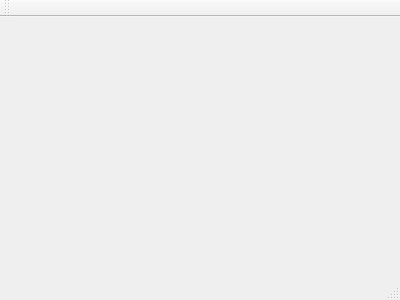
Old version of the form GUI/mainwindow.ui in the repository balsini/SmartBluetoothOven.
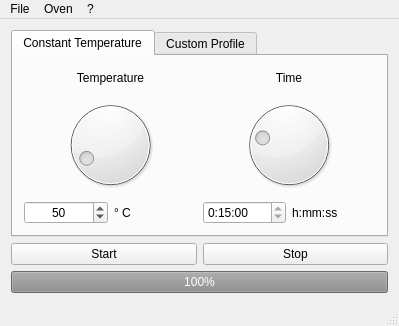
New version of the form.

Commit message: Completed Constant Temperature Layout

What changed in the file:
```diff
--- a/GUI/mainwindow.ui
+++ b/GUI/mainwindow.ui
@@ -1,24 +1,237 @@
 <ui version="4.0">
  <class>MainWindow</class>
- <widget class="QMainWindow" name="MainWindow" >
-  <property name="geometry" >
+ <widget class="QMainWindow" name="MainWindow">
+  <property name="geometry">
    <rect>
     <x>0</x>
     <y>0</y>
-    <width>400</width>
-    <height>300</height>
+    <width>399</width>
+    <height>326</height>
    </rect>
   </property>
   <property name="windowTitle" >
    <string>MainWindow</string>
   </property>
-  <widget class="QMenuBar" name="menuBar" />
-  <widget class="QToolBar" name="mainToolBar" />
-  <widget class="QWidget" name="centralWidget" />
-  <widget class="QStatusBar" name="statusBar" />
+  <widget class="QWidget" name="centralWidget">
+   <layout class="QGridLayout" name="gridLayout">
+    <item row="2" column="0">
+     <widget class="QProgressBar" name="progressBar">
+      <property name="enabled">
+       <bool>false</bool>
+      </property>
+      <property name="value">
+       <number>100</number>
+      </property>
+     </widget>
+    </item>
+    <item row="0" column="0">
+     <widget class="QTabWidget" name="tabWidget">
+      <property name="currentIndex">
+       <number>0</number>
+      </property>
+      <widget class="QWidget" name="tab">
+       <attribute name="title">
+        <string>Constant Temperature</string>
+       </attribute>
+       <layout class="QVBoxLayout" name="verticalLayout_3">
+        <item>
+         <layout class="QHBoxLayout" name="horizontalLayout_4">
+          <item>
+           <layout class="QVBoxLayout" name="verticalLayout">
+            <item>
+             <widget class="QLabel" name="label">
+              <property name="text">
+               <string>Temperature</string>
+              </property>
+              <property name="alignment">
+               <set>Qt::AlignCenter</set>
+              </property>
+             </widget>
+            </item>
+            <item>
+             <widget class="QDial" name="dial">
+              <property name="minimum">
+               <number>25</number>
+              </property>
+              <property name="maximum">
+               <number>270</number>
+              </property>
+              <property name="value">
+               <number>50</number>
+              </property>
+             </widget>
+            </item>
+            <item>
+             <layout class="QHBoxLayout" name="horizontalLayout">
+              <item>
+               <widget class="QSpinBox" name="spinBox">
+                <property name="alignment">
+                 <set>Qt::AlignCenter</set>
+                </property>
+                <property name="minimum">
+                 <number>25</number>
+                </property>
+                <property name="maximum">
+                 <number>270</number>
+                </property>
+                <property name="value">
+                 <number>50</number>
+                </property>
+               </widget>
+              </item>
+              <item>
+               <widget class="QLabel" name="label_3">
+                <property name="text">
+                 <string>° C</string>
+                </property>
+               </widget>
+              </item>
+             </layout>
+            </item>
+           </layout>
+          </item>
+          <item>
+           <layout class="QVBoxLayout" name="verticalLayout_2">
+            <item>
+             <widget class="QLabel" name="label_2">
+              <property name="text">
+               <string>Time</string>
+              </property>
+              <property name="alignment">
+               <set>Qt::AlignCenter</set>
+              </property>
+             </widget>
+            </item>
+            <item>
+             <widget class="QDial" name="dial_2">
+              <property name="minimum">
+               <number>0</number>
+              </property>
+              <property name="maximum">
+               <number>3600</number>
+              </property>
+              <property name="value">
+               <number>900</number>
+              </property>
+             </widget>
+            </item>
+            <item>
+             <layout class="QHBoxLayout" name="horizontalLayout_3">
+              <item>
+               <widget class="QTimeEdit" name="timeEdit">
+                <property name="dateTime">
+                 <datetime>
+                  <hour>0</hour>
+                  <minute>15</minute>
+                  <second>0</second>
+                  <year>2000</year>
+                  <month>1</month>
+                  <day>1</day>
+                 </datetime>
+                </property>
+                <property name="maximumTime">
+                 <time>
+                  <hour>1</hour>
+                  <minute>0</minute>
+                  <second>0</second>
+                 </time>
+                </property>
+                <property name="displayFormat">
+                 <string>h:mm:ss</string>
+                </property>
+               </widget>
+              </item>
+              <item>
+               <widget class="QLabel" name="label_4">
+                <property name="text">
+                 <string>h:mm:ss</string>
+                </property>
+               </widget>
+              </item>
+             </layout>
+            </item>
+           </layout>
+          </item>
+         </layout>
+        </item>
+       </layout>
+      </widget>
+      <widget class="QWidget" name="tab_2">
+       <attribute name="title">
+        <string>Custom Profile</string>
+       </attribute>
+      </widget>
+     </widget>
+    </item>
+    <item row="1" column="0">
+     <layout class="QHBoxLayout" name="horizontalLayout_2">
+      <item>
+       <widget class="QPushButton" name="pushButton">
+        <property name="text">
+         <string>Start</string>
+        </property>
+       </widget>
+      </item>
+      <item>
+       <widget class="QPushButton" name="pushButton_2">
+        <property name="text">
+         <string>Stop</string>
+        </property>
+       </widget>
+      </item>
+     </layout>
+    </item>
+   </layout>
+  </widget>
+  <widget class="QMenuBar" name="menuBar">
+   <property name="geometry">
+    <rect>
+     <x>0</x>
+     <y>0</y>
+     <width>399</width>
+     <height>20</height>
+    </rect>
+   </property>
+   <widget class="QMenu" name="menuFile">
+    <property name="title">
+     <string>File</string>
+    </property>
+    <addaction name="actionQuit"/>
+   </widget>
+   <widget class="QMenu" name="menu">
+    <property name="title">
+     <string>?</string>
+    </property>
+    <addaction name="actionAbout"/>
+   </widget>
+   <widget class="QMenu" name="menuOven">
+    <property name="title">
+     <string>Oven</string>
+    </property>
+    <addaction name="actionSearch"/>
+   </widget>
+   <addaction name="menuFile"/>
+   <addaction name="menuOven"/>
+   <addaction name="menu"/>
+  </widget>
+  <widget class="QStatusBar" name="statusBar"/>
+  <action name="actionAbout">
+   <property name="text">
+    <string>About</string>
+   </property>
+  </action>
+  <action name="actionSearch">
+   <property name="text">
+    <string>Connection</string>
+   </property>
+  </action>
+  <action name="actionQuit">
+   <property name="text">
+    <string>Quit</string>
+   </property>
+  </action>
  </widget>
- <layoutDefault spacing="6" margin="11" />
- <pixmapfunction></pixmapfunction>
+ <layoutdefault spacing="6" margin="11"/>
  <resources/>
  <connections/>
 </ui>
```
Left out of the diff: 76 changed lines with no effect on the pictures. The commit also changes 2 other files.
